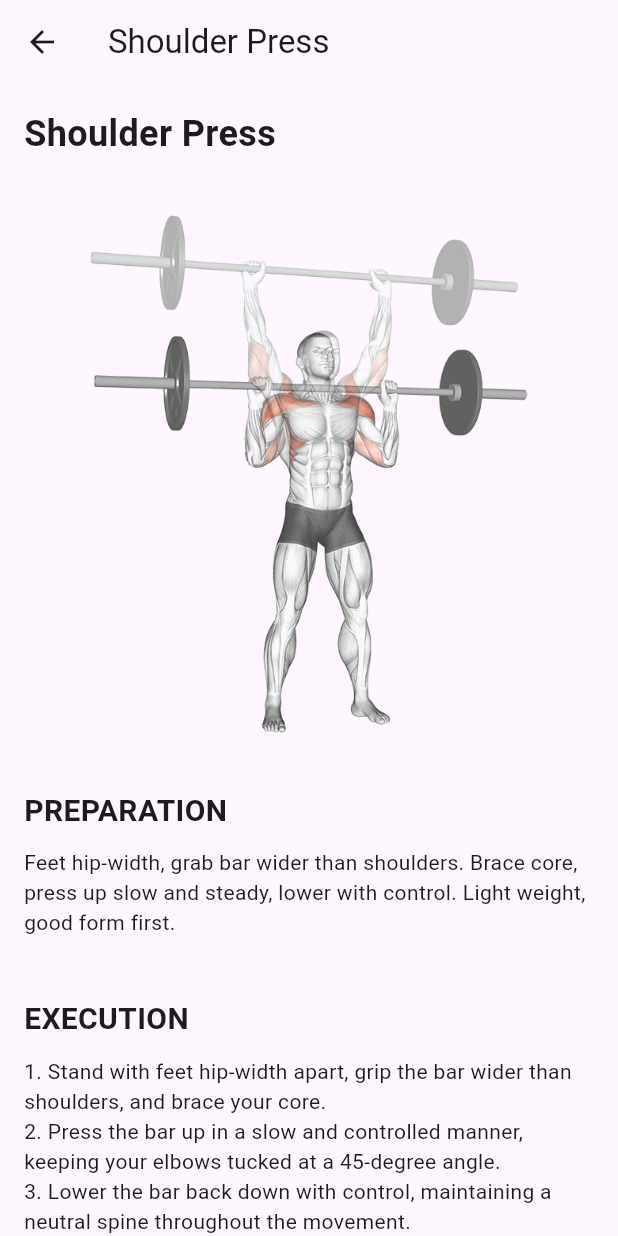
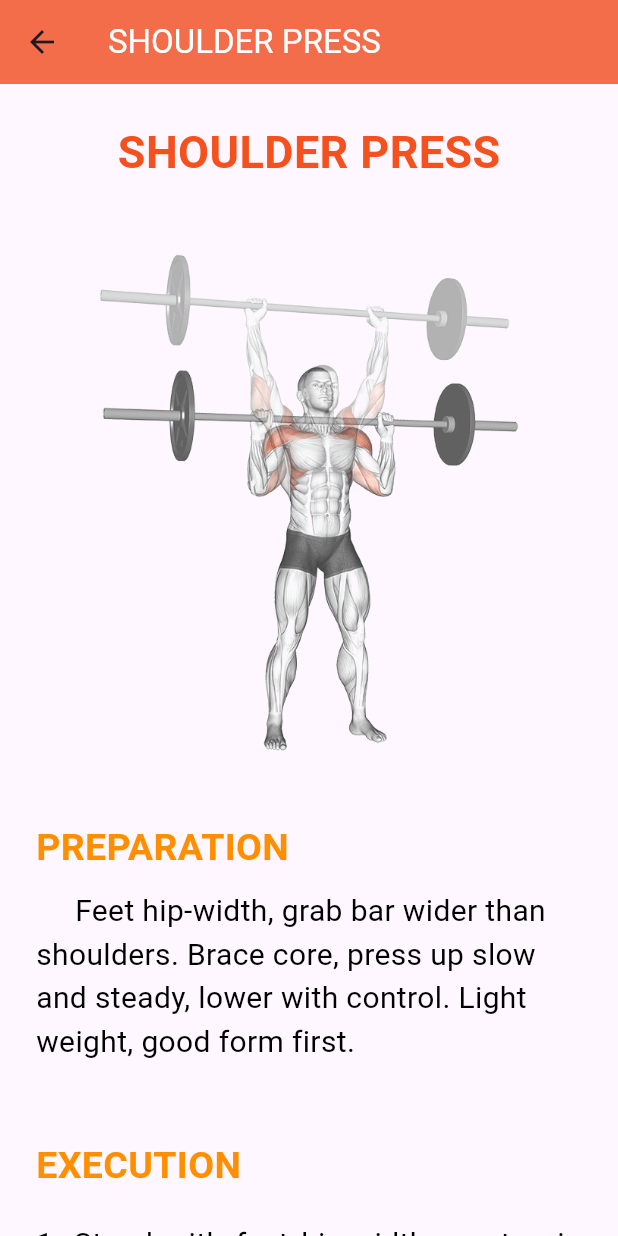
Before and after one commit to Xhideto/liftttrack, a Flutter app: the ShoulderPage screen opened directly, on a phone screen of 412 x 824 dp. Run offline on Flutter 3.47's test engine with Material 3 defaults, Android fonts, the phone set to English and light mode, and no system bars; our stand-ins replace firebase_database; accounts and stored records are empty.

Commit message:
Update spress.dart

```diff
--- a/lib/upperex/spress.dart
+++ b/lib/upperex/spress.dart
@@ -1,73 +1,129 @@
 // lib/upperex/spress.dart
 import 'package:flutter/material.dart';
+import 'package:lifttrack/cam/cameraSP.dart';
 
 class ShoulderPage extends StatelessWidget {
+  const ShoulderPage({super.key});
+
   @override
   Widget build(BuildContext context) {
     return Scaffold(
       appBar: AppBar(
-        title: const Text('Shoulder Press'),
+        title: Text('SHOULDER PRESS', style: TextStyle(color: Colors.white)), // White text
+        backgroundColor: Colors.deepOrange.shade400,
+        elevation: 3,
+        automaticallyImplyLeading: true,
       ),
       body: SingleChildScrollView(
-        padding: const EdgeInsets.all(16.0),
+        padding: const EdgeInsets.all(24.0),
         child: Column(
           crossAxisAlignment: CrossAxisAlignment.start,
           children: <Widget>[
-            Text(
-              'Shoulder Press',
-              style: TextStyle(fontSize: 24, fontWeight: FontWeight.bold),
+            Center(
+              child: Text(
+                'SHOULDER PRESS',
+                style: TextStyle(
+                  fontSize: 30,
+                  fontWeight: FontWeight.bold,
+                  color: Colors.deepOrange[600],
+                ),
+              ),
             ),
-            SizedBox(height: 20),
+            const SizedBox(height: 30),
             Center(
               child: Image.asset('assets/gifs/sp.gif'), // Add your GIF asset
             ),
-            SizedBox(height: 20),
+            const SizedBox(height: 30),
             Text(
               'PREPARATION',
-              style: TextStyle(fontSize: 20, fontWeight: FontWeight.bold),
+              style: TextStyle(
+                fontSize: 25,
+                fontWeight: FontWeight.bold,
+                color: Colors.amber[800], // Text color
+              ),
             ),
-            SizedBox(height: 10),
+            const SizedBox(height: 10),
             Text(
-              'Feet hip-width, grab bar wider than shoulders. Brace core, press up slow and steady, lower with control. Light weight, good form first.',
+              '     Feet hip-width, grab bar wider than shoulders. Brace core, press up slow and steady, lower with control. Light weight, good form first.',
+              style: TextStyle(
+                fontSize: 20,
+                color: Colors.black, // Text color
+              ),
             ),
-            SizedBox(height: 20),
-            SizedBox(height: 20),
+            const SizedBox(height: 50),
             Text(
               'EXECUTION',
-              style: TextStyle(fontSize: 20, fontWeight: FontWeight.bold),
+              style: TextStyle(
+                fontSize: 25,
+                fontWeight: FontWeight.bold,
+                color: Colors.amber[800], // Text color
+              ),
             ),
-            SizedBox(height: 10),
+            const SizedBox(height: 20),
             Text(
-              '1. Stand with feet hip-width apart, grip the bar wider than shoulders, and brace your core.\n'
-                  '2. Press the bar up in a slow and controlled manner, keeping your elbows tucked at a 45-degree angle.\n'
+              '1. Stand with feet hip-width apart, grip the bar wider than shoulders, and brace your core.\n\n'
+                  '2. Press the bar up in a slow and controlled manner, keeping your elbows tucked at a 45-degree angle.\n\n'
                   '3. Lower the bar back down with control, maintaining a neutral spine throughout the movement.',
+              style: TextStyle(
+                fontSize: 20,
+                color: Colors.black, // Text color
+              ),
+              textAlign: TextAlign.justify,
             ),
-            SizedBox(height: 20),
-            SizedBox(height: 20),
+            const SizedBox(height: 50),
             Text(
               'TIPS',
-              style: TextStyle(fontSize: 20, fontWeight: FontWeight.bold),
+              style: TextStyle(
+                fontSize: 25,
+                fontWeight: FontWeight.bold,
+                color: Colors.amber[800], // Text color
+              ),
             ),
-            SizedBox(height: 10),
+            const SizedBox(height: 15),
             Text(
               'Shoulder press strong! Push bar straight up, brush your ears with it. Keep your core tight and back strong. Control the weight, smooth moves only!',
+              style: TextStyle(
+                fontSize: 20,
+                color: Colors.black, // Text color
+              ),
+              textAlign: TextAlign.justify,
             ),
-            SizedBox(height: 20),
+            const SizedBox(height: 50),
             Text(
               'TARGETED MUSCLES',
-              style: TextStyle(fontSize: 20, fontWeight: FontWeight.bold),
+              style: TextStyle(
+                fontSize: 25,
+                fontWeight: FontWeight.bold,
+                color: Colors.amber[800], // Text color
+              ),
             ),
-            SizedBox(height: 10),
+            const SizedBox(height: 30),
             Center(
               child: Image.asset('assets/images/spm.png'), // Add your image asset
             ),
-            SizedBox(height: 20),
+            const SizedBox(height: 50),
             Center(
-              child: ElevatedButton(
-                onPressed: () {
-                  // Add your tracking functionality here
-                },
-                child: Text('Track'),
+              child: SizedBox(
+                width: 150, // Fixed width for the button
+                child: ElevatedButton(
+                  onPressed: () {
+                    Navigator.push(
+                        context,
+                        MaterialPageRoute(builder: (context) => VideoPage())
+                    );
+                  },
+                  child: Text(
+                    'TRACK',
+                    style: TextStyle(
+                      fontSize: 15,
+                      fontWeight: FontWeight.bold,
+                      color: Colors.white, // Text color
+                    ),
+                  ),
+                  style: ElevatedButton.styleFrom(
+                    backgroundColor: Colors.amber[800],
+                  ),
+                ),
               ),
             ),
           ],
```
